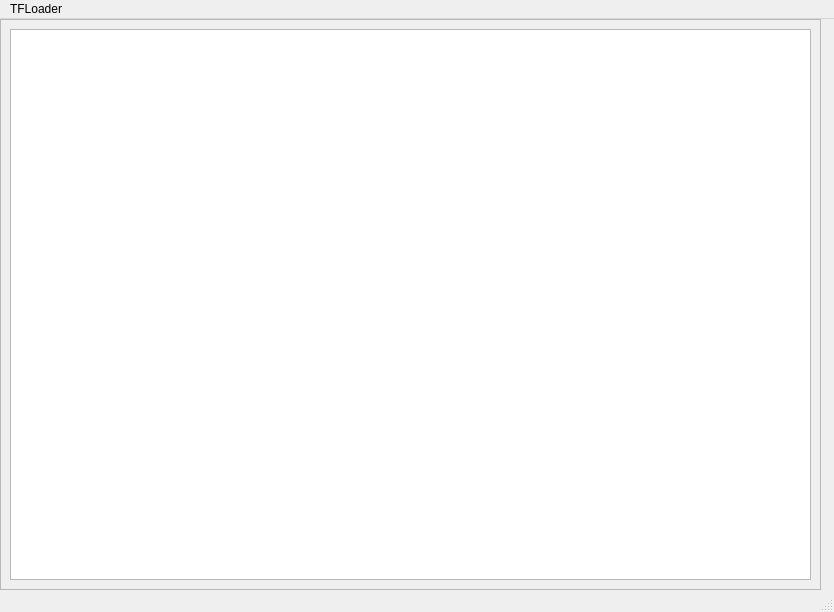
Qt form UI/MainWindow.ui (Bluedogman/TF_Loader) before a commit.
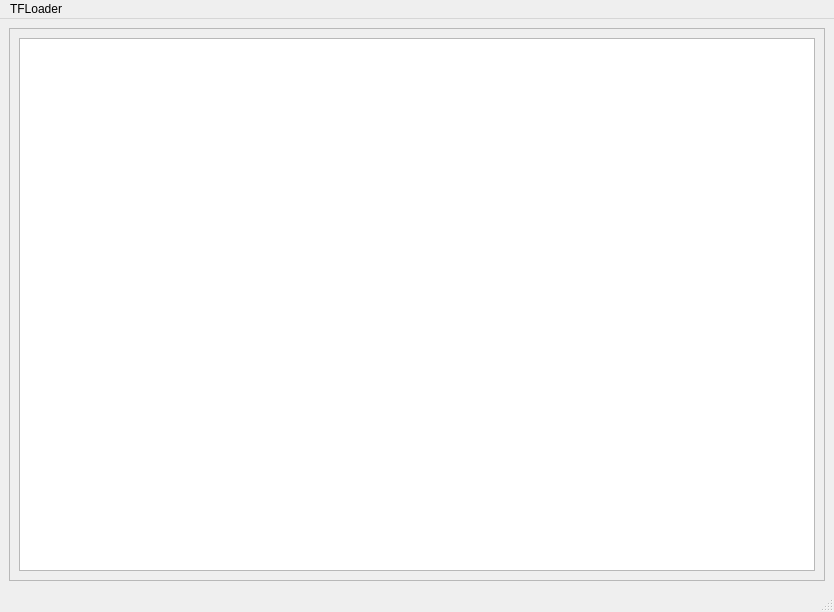
The same form after that commit.

Commit message: Added assets, setup gui foundation

Patch:
```diff
--- a/UI/MainWindow.ui
+++ b/UI/MainWindow.ui
@@ -14,15 +14,9 @@
    <string>MainWindow</string>
   </property>
   <widget class="QWidget" name="centralwidget">
+   <layout class="QVBoxLayout" name="verticalLayout_2">
+    <item>
    <widget class="QScrollArea" name="scrollArea">
-    <property name="geometry">
-     <rect>
-      <x>0</x>
-      <y>0</y>
-      <width>821</width>
-      <height>571</height>
-     </rect>
-    </property>
     <property name="widgetResizable">
      <bool>true</bool>
     </property>
@@ -31,8 +25,8 @@
       <rect>
        <x>0</x>
        <y>0</y>
-       <width>819</width>
-       <height>569</height>
+         <width>814</width>
+         <height>546</height>
       </rect>
      </property>
      <layout class="QVBoxLayout" name="verticalLayout">
@@ -42,6 +36,8 @@
      </layout>
     </widget>
    </widget>
+    </item>
+   </layout>
   </widget>
   <widget class="QMenuBar" name="menubar">
    <property name="geometry">
```
Lines whose indentation alone changed are shown as unchanged. The commit also changes 4 other files.
